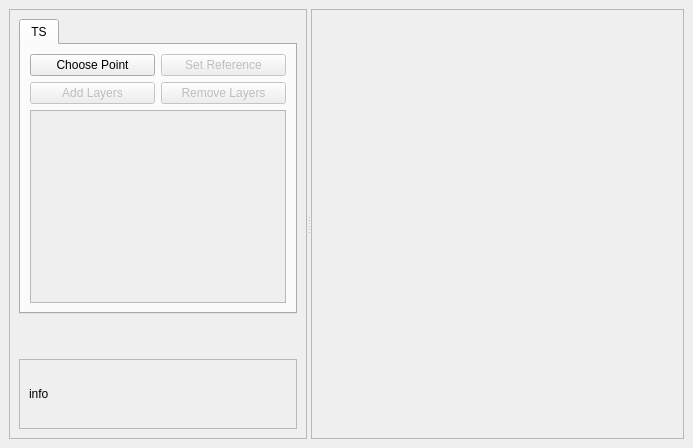
The window that insar_explorer_dockwidget_base.ui (luhipi/insar-explorer) describes before a commit, drawn with Qt 5.
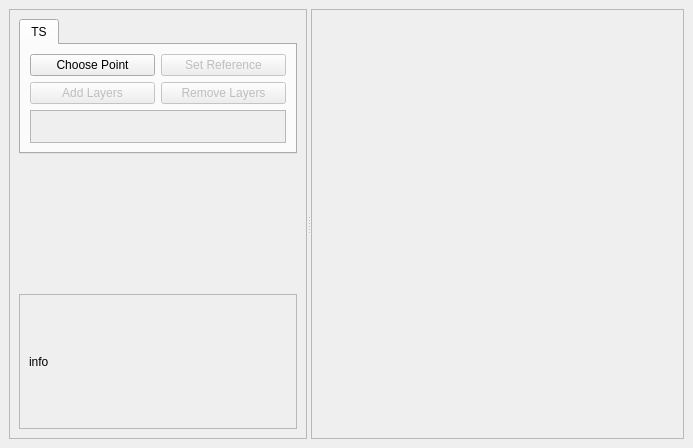
The same window after the commit.

Commit message: hide qlist

```diff
--- a/insar_explorer_dockwidget_base.ui
+++ b/insar_explorer_dockwidget_base.ui
@@ -126,10 +126,16 @@
                   <property name="enabled">
                    <bool>false</bool>
                   </property>
+                  <property name="sizePolicy">
+                   <sizepolicy hsizetype="Expanding" vsizetype="Ignored">
+                    <horstretch>0</horstretch>
+                    <verstretch>0</verstretch>
+                   </sizepolicy>
+                  </property>
                   <property name="minimumSize">
                    <size>
                     <width>0</width>
-                    <height>20</height>
+                    <height>0</height>
                    </size>
                   </property>
                   <property name="selectionMode">
@@ -165,7 +171,7 @@
                  <x>0</x>
                  <y>0</y>
                  <width>288</width>
-                 <height>72</height>
+                 <height>113</height>
                 </rect>
                </property>
                <layout class="QVBoxLayout" name="verticalLayout_6">
```
